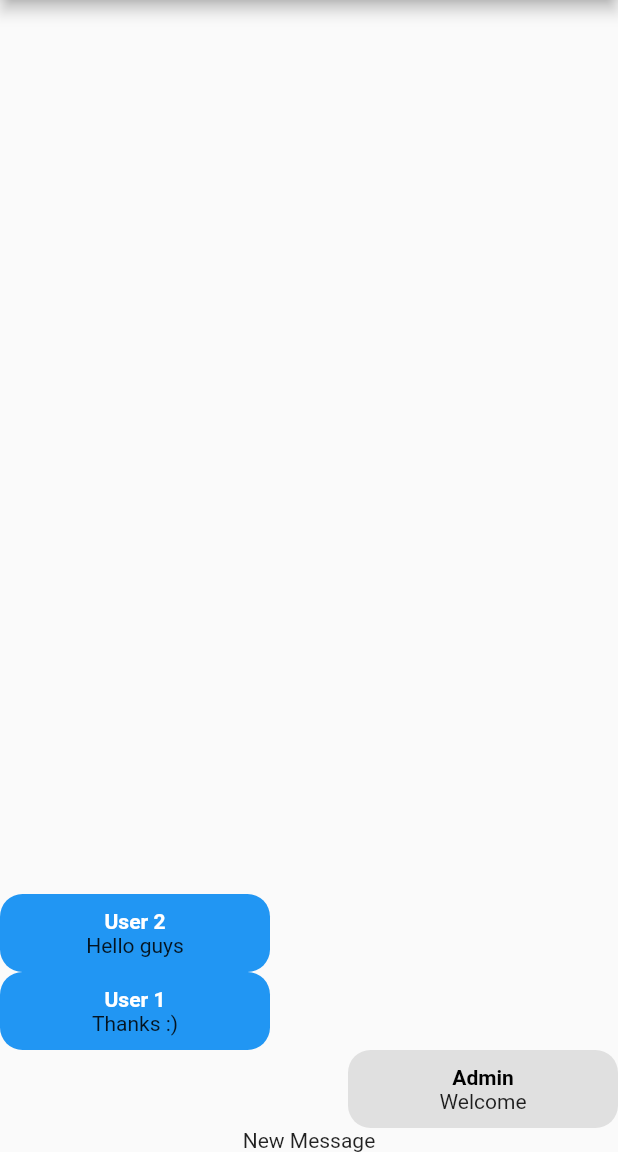
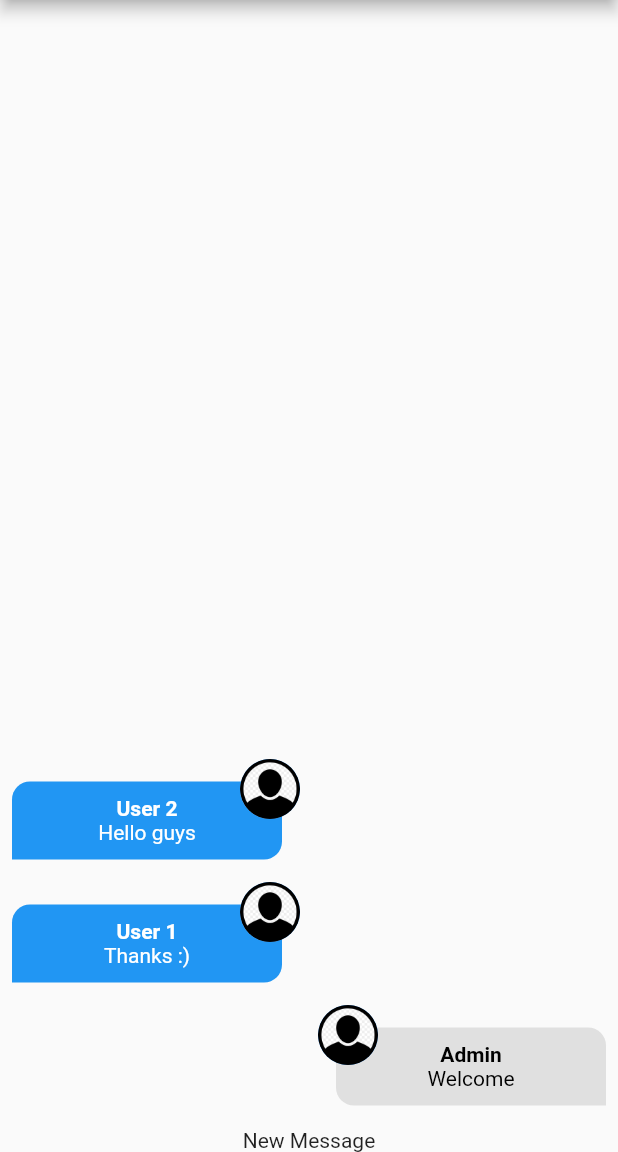
Before and after one commit to Luis020-hub/Chat, a Flutter app: the screen it shows after launch, on a phone screen of 412 x 824 dp, the part 84-1236 px from its top. Run offline on Flutter 3.47's test engine with Material 2 defaults, Android fonts, the phone set to English and light mode, and no system bars; our stand-ins replace image_picker, percent_indicator; accounts and stored records are empty.

Commit message:
19/04/2023
- Carregando a imagem default do usuário.
- Melhorando a estilização do chat.
- Usando o Widget Positioned para posicionar os ícones/fotos dos usuários.

```diff
--- a/lib/components/message_bubble.dart
+++ b/lib/components/message_bubble.dart
@@ -1,3 +1,5 @@
+import 'dart:io';
+
 import 'package:chat/core/models/chat_message.dart';
 import 'package:flutter/material.dart';
 
@@ -10,10 +12,30 @@ class MessageBubble extends StatelessWidget {
 
   final ChatMessage message;
   final bool belongsToCurrentUser;
+  static const _defaultImage = 'assets/images/avatar.png';
+
+  Widget _showUserImage(String imageUrl) {
+    ImageProvider? provider;
+    final uri = Uri.parse(imageUrl);
+
+    if (uri.path.contains(_defaultImage)) {
+      provider = const AssetImage(_defaultImage);
+    } else if (uri.scheme.contains('http')) {
+      provider = NetworkImage(uri.toString());
+    } else {
+      provider = FileImage(File(uri.toString()));
+    }
+
+    return CircleAvatar(
+      backgroundImage: provider,
+    );
+  }
 
   @override
   Widget build(BuildContext context) {
-    return Row(
+    return Stack(
+      children: [
+        Row(
           mainAxisAlignment: belongsToCurrentUser
               ? MainAxisAlignment.end
               : MainAxisAlignment.start,
@@ -23,14 +45,25 @@ class MessageBubble extends StatelessWidget {
                 color: belongsToCurrentUser
                     ? Colors.grey.shade300
                     : Theme.of(context).colorScheme.secondary,
-            borderRadius: const BorderRadius.all(
-              Radius.circular(15),
+                borderRadius: BorderRadius.only(
+                  topLeft: const Radius.circular(12),
+                  topRight: const Radius.circular(12),
+                  bottomLeft: belongsToCurrentUser
+                      ? const Radius.circular(12)
+                      : const Radius.circular(0),
+                  bottomRight: belongsToCurrentUser
+                      ? const Radius.circular(0)
+                      : const Radius.circular(12),
                 ),
               ),
               width: 180,
               padding: const EdgeInsets.symmetric(
                 vertical: 10,
                 horizontal: 16,
+              ),
+              margin: const EdgeInsets.symmetric(
+                vertical: 15,
+                horizontal: 8,
               ),
               child: Column(
                 children: [
@@ -41,9 +74,22 @@ class MessageBubble extends StatelessWidget {
                       color: belongsToCurrentUser ? Colors.black : Colors.white,
                     ),
                   ),
-              Text(message.text),
+                  Text(
+                    message.text,
+                    style: TextStyle(
+                      color: belongsToCurrentUser ? Colors.black : Colors.white,
+                    ),
+                  ),
                 ],
               ),
+            ),
+          ],
+        ),
+        Positioned(
+          top: 0,
+          left: belongsToCurrentUser ? null : 160,
+          right: belongsToCurrentUser ? 160 : null,
+          child: _showUserImage(message.userImageUrl),
         ),
       ],
     );
```
Lines whose indentation alone changed are shown as unchanged.
